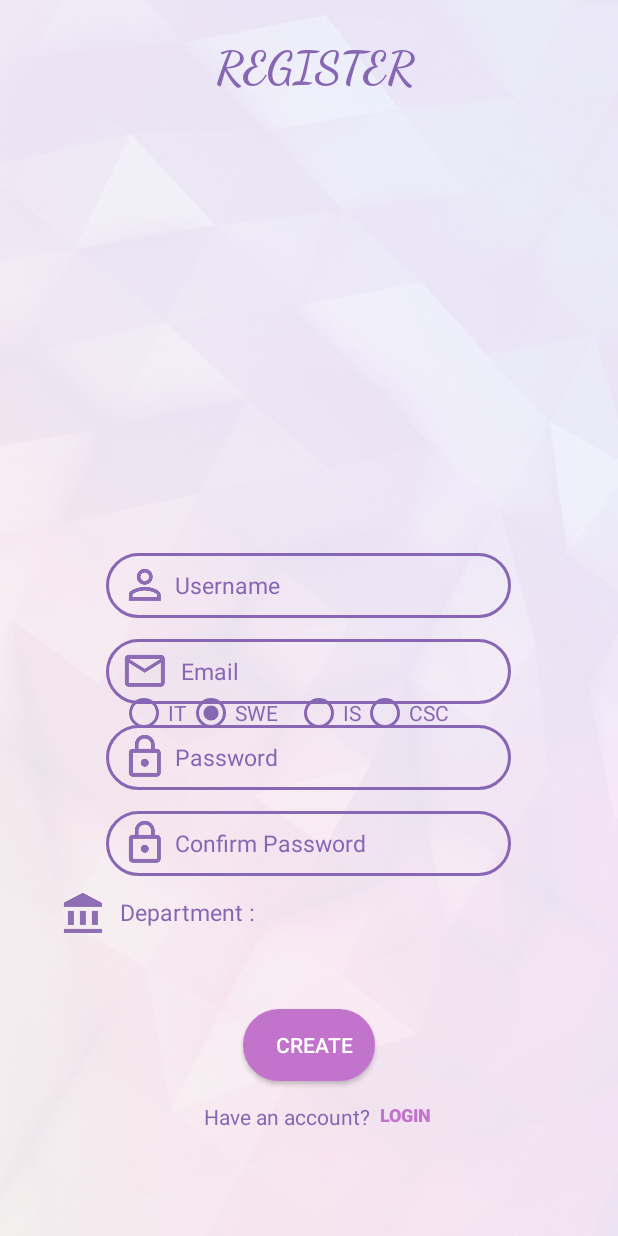
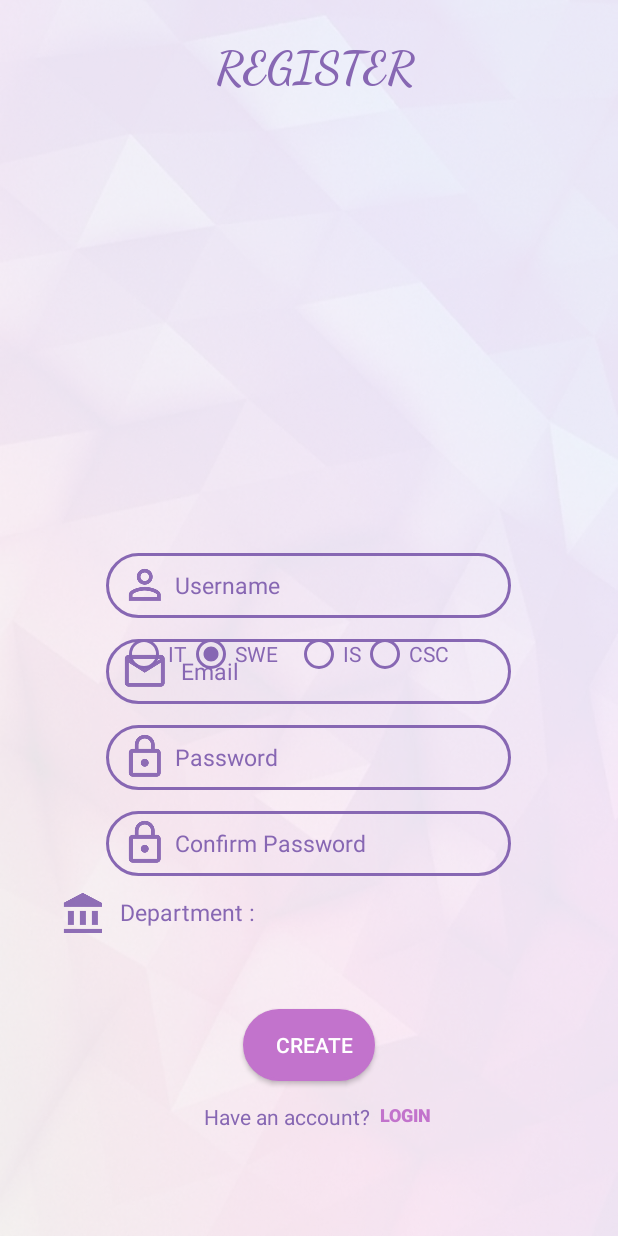
Before and after one commit to AleidJana/MotivLearn, an Android app: the layout activity_register.xml on its own in the app's theme, with its tools: preview values and no code run, on a phone screen of 412 x 824 dp. Run offline under Robolectric (Android 15) with nearby library versions, the phone set to English and light mode, and no system bars.

Commit message:
with register

```diff
--- a/app/src/main/AndroidManifest.xml
+++ b/app/src/main/AndroidManifest.xml
@@ -20,9 +20,9 @@
         </activity>
         <activity android:name=".MainActivity" />
         <activity android:name=".IntroActivity" />
-        <activity android:name=".Register" />
         <activity android:name=".Login" />
         <activity android:name=".suggestVedio" />
+        <activity android:name=".Register"/>
         <activity android:name=".fillBlank" />
         <activity android:name=".multipleChoices" />
         <activity android:name=".CodeOutput"></activity>
--- a/app/src/main/java/com/example/jana/motivlearn/Register.java
+++ b/app/src/main/java/com/example/jana/motivlearn/Register.java
@@ -1,4 +1,4 @@
-package com.example.jana.motivlearn.activities;
+package com.example.jana.motivlearn;
 
 import android.app.Activity;
 import android.content.Intent;
--- a/app/src/main/java/com/example/jana/motivlearn/presenter/RegisterPresenter.java
+++ b/app/src/main/java/com/example/jana/motivlearn/presenter/RegisterPresenter.java
@@ -7,5 +7,5 @@ import android.widget.RadioButton;
  */
 
 public interface RegisterPresenter {
-    void performRegister(String userName, String email, String password, String conPassword, RadioButton RadioButton );
+    void performRegister(String userName, String email, String password, String conPassword, RadioButton RadioButton);
 }
--- a/app/src/main/res/layout/activity_register.xml
+++ b/app/src/main/res/layout/activity_register.xml
@@ -5,7 +5,7 @@
     android:layout_height="match_parent"
     xmlns:app="http://schemas.android.com/apk/res-auto"
     android:background="@drawable/pink4"
-    tools:context="com.example.jana.motivlearn.activities.Register">
+    tools:context="com.example.jana.motivlearn.Register">
     <EditText
         android:id="@+id/editText7"
         android:layout_width="270dp"
@@ -155,14 +155,14 @@
         android:textSize="12sp"
         android:textStyle="bold"
         tools:ignore="OnClick" />
+
     <RadioGroup
         android:id="@+id/RadioG"
-        android:layout_width="match_parent"
-        android:layout_height="match_parent"
-        android:orientation="horizontal"
-        android:layout_marginTop="459dp"
+        android:layout_width="wrap_content"
+        android:layout_height="wrap_content"
         android:layout_marginLeft="80dp"
-        >
+        android:layout_marginTop="420dp"
+        android:orientation="horizontal">
 
         <RadioButton
             android:id="@+id/radioButton"
@@ -252,20 +252,13 @@
         android:textColor="#8767b3"
         android:textSize="15sp" />
 
-    <RadioGroup
-        android:layout_width="wrap_content"
-        android:layout_height="wrap_content"
-        android:layout_alignBottom="@+id/radioButton3"
-        android:layout_toStartOf="@+id/radioButton3" />
-
     <LinearLayout
         android:id="@+id/errorlay"
-        android:layout_width="wrap_content"
+        android:layout_width="270dp"
         android:layout_height="wrap_content"
-        android:layout_above="@+id/editText7"
-        android:layout_alignEnd="@+id/editText7"
-        android:layout_alignStart="@+id/editText7"
-        android:layout_marginBottom="28dp"
+        android:layout_alignStart="@+id/editText8"
+        android:layout_below="@+id/textView4"
+        android:layout_marginTop="23dp"
         android:background="@drawable/rounded_bgcorner"
         android:orientation="horizontal"
         android:visibility="invisible">
--- a/app/src/main/res/values/strings.xml
+++ b/app/src/main/res/values/strings.xml
@@ -16,6 +16,9 @@
     <string name="department4">IS</string>
     <string name="register_btn">Register</string>
     <string name="register_q">Have an account?</string>
+    <string name="register_error_empty">Fill all fields please</string>
+    <string name="register_error_email">write a ksu email please</string>
+    <string name="register_error_password">passwords does not match</string>
 
 
     <!--login page -->
```
Also changed, not shown: app/src/main/java/com/example/jana/motivlearn/Login.java (+92 -0 lines), app/src/main/java/com/example/jana/motivlearn/model/PresenterImp.java (+9 -7 lines). Lines whose indentation alone changed are shown as unchanged.
